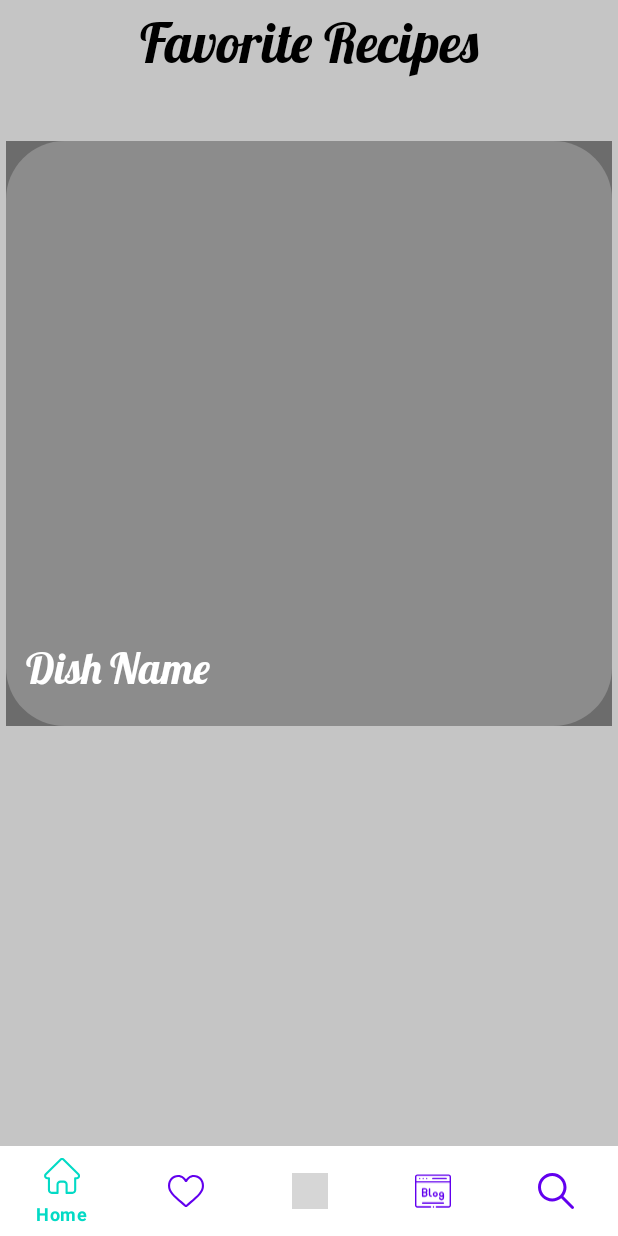
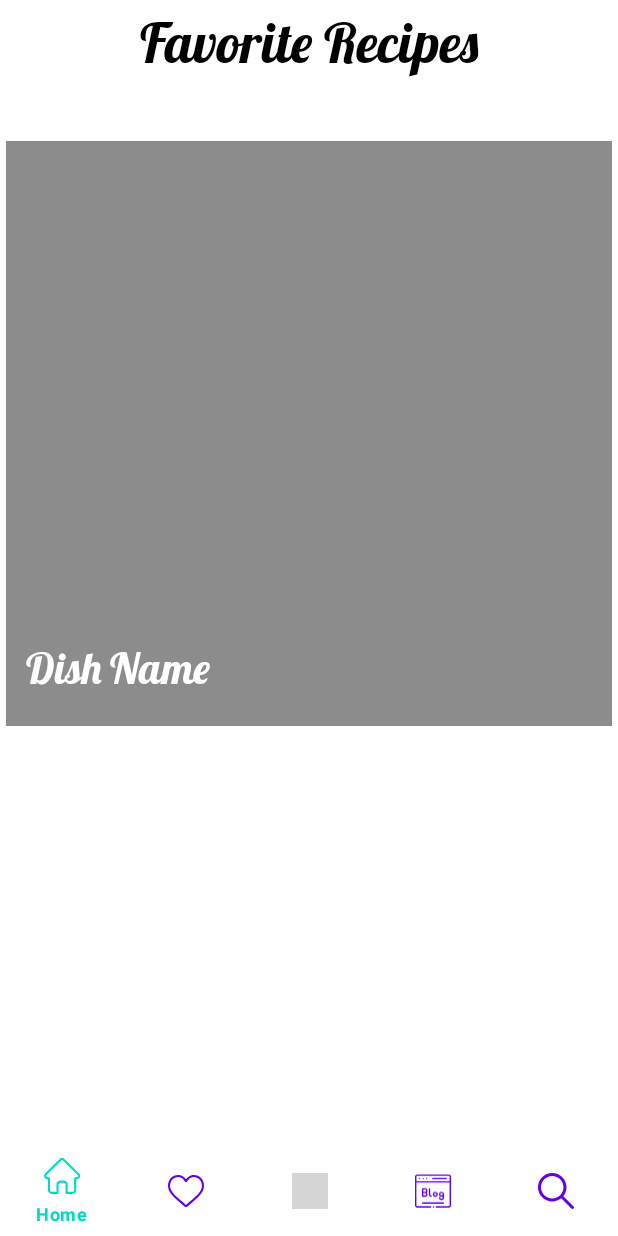
Before and after one commit to Big-Heros-Team/Ginger, an Android app: the layout activity_favorites.xml on its own in the app's theme, with its tools: preview values and no code run, on a phone screen of 412 x 824 dp. Run offline under Robolectric (Android 15) with nearby library versions, the phone set to English and light mode, and no system bars; Roboto replaces fonts that are not available here; grey boxes are pictures that could not be loaded.

Commit message:
add last version

```diff
--- a/app/src/main/res/layout/activity_favorites.xml
+++ b/app/src/main/res/layout/activity_favorites.xml
@@ -6,7 +6,7 @@
     android:layout_height="match_parent"
     tools:context=".FavoritesActivity"
     android:orientation="vertical"
-    android:background="#C5C5C5"
+    android:background="@color/white"
     >
 
 <TextView
```
